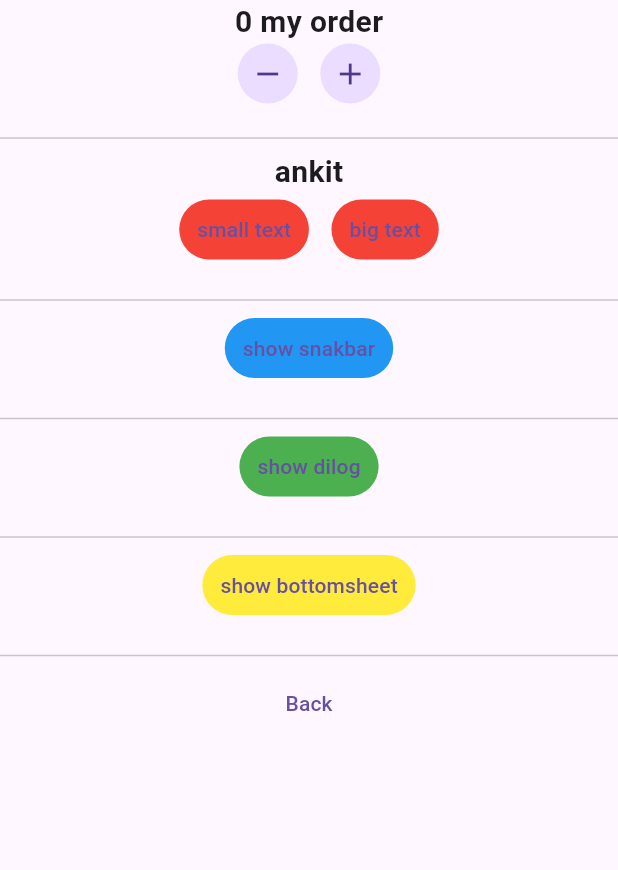
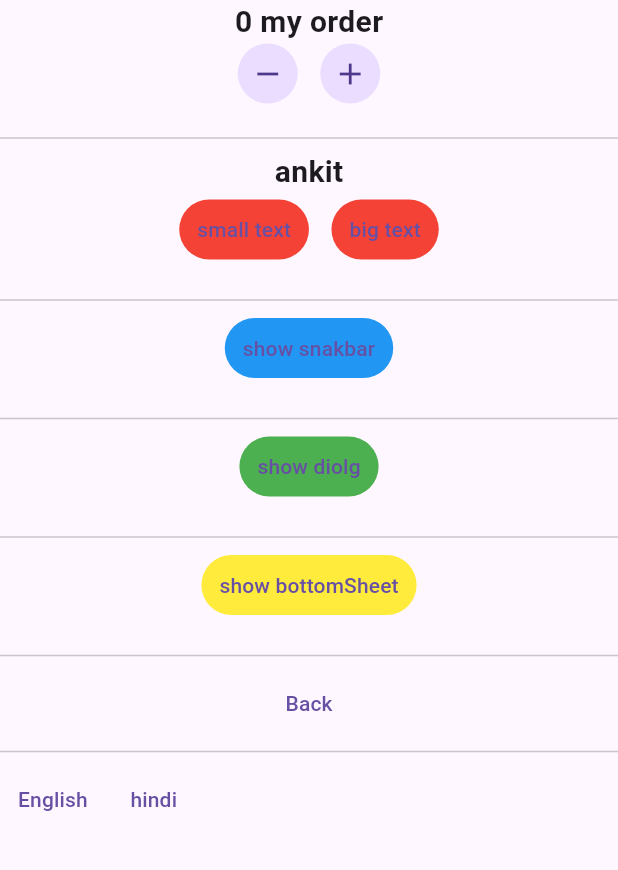
Before and after one commit to ankitjaat007/getX_todo, a Flutter app: the screen it shows after launch, after a tap on "Home Screen", on a phone screen of 412 x 824 dp, the part 84-954 px from its top. Run offline on Flutter 3.47's test engine with Material 3 defaults, Android fonts, the phone set to English and light mode, and no system bars; our stand-ins replace get, shared_preferences.

Commit message:
getX change language in app

```diff
--- a/lib/controller/user_controller.dart
+++ b/lib/controller/user_controller.dart
@@ -14,5 +14,6 @@ class UserController extends GetxController {
 
   set(UserModel model) {
     _userdata.value = model;
+    update();
   }
 }
--- a/lib/main.dart
+++ b/lib/main.dart
@@ -1,10 +1,10 @@
 import 'package:flutter/material.dart';
 import 'package:get/get.dart';
+import 'package:getx_todo/res/language.dart';
 import 'package:getx_todo/utils/routes/routes.dart';
 import 'package:getx_todo/utils/routes/routes_name.dart';
-import 'package:getx_todo/view/home.dart';
+
 import 'package:getx_todo/res/sheardpraf.dart';
-import 'package:getx_todo/view/splash_screen.dart';
 
 Future<void> main() async {
   runApp(const MyApp());
@@ -18,6 +18,9 @@ class MyApp extends StatelessWidget {
   @override
   Widget build(BuildContext context) {
     return GetMaterialApp(
+      translations: Language(),
+      locale: Locale("en", "US"),
+      // fallbackLocale: Locale("en", "US"),
       title: 'Flutter Demo',
       theme: ThemeData(brightness: Brightness.light),
       darkTheme: ThemeData(brightness: Brightness.dark),
--- /dev/null
+++ b/lib/res/language.dart
@@ -0,0 +1,33 @@
+import 'package:get/get_navigation/src/root/internacionalization.dart';
+
+class Language extends Translations {
+  @override
+  Map<String, Map<String, String>> get keys => {
+        "en_US": {
+          "order": "my order",
+          "name": "ankit",
+          "msg": "how are you",
+          "smalltext": "small text",
+          "bigtext": "big text",
+          "snakbar": "show snakbar",
+          "diolg": "show diolg",
+          "bottomSheet": "show bottomSheet",
+          "back": "Back",
+          "light_mode": "Light mode",
+          "dark": "Dark mode"
+        },
+        "hi_IN": {
+          "order": "मेरे आदेश",
+          "name": "अंकित",
+          "msg": "आप कैसे हैं",
+          "smalltext": "छोटा पाठ",
+          "bigtext": "बड़ा पाठ",
+          "snakbar": "स्नैकबार दिखाएँ",
+          "diolg": "डायोलग दिखाएँ",
+          "bottomSheet": "बॉटमशीट दिखाएँ",
+          "back": "वापस",
+          "light_mode": "लाइट मोड",
+          "dark": "डार्क मोड"
+        }
+      };
+}
--- a/lib/view/home.dart
+++ b/lib/view/home.dart
@@ -7,7 +7,7 @@ class Home extends StatelessWidget {
   Home({super.key});
   // **********
   RxInt _number = 0.obs;
-  RxString _name = "ankit".obs;
+  RxString _name = "name".obs;
   // **********
 
   final name = Get.arguments["name"];
@@ -28,7 +28,7 @@ class Home extends StatelessWidget {
             // ^^^^^^^^^^^^^^
             Obx(
               () => Text(
-                "$_number my order",
+                "$_number " + "order".tr,
                 style: TextStyle(fontSize: 20, fontWeight: FontWeight.w600),
               ),
             ),
@@ -63,7 +63,7 @@ class Home extends StatelessWidget {
             // ^^^^^^^^^^^^^^
             Obx(
               () => Text(
-                "$_name",
+                "$_name".tr,
                 style: TextStyle(fontSize: 20, fontWeight: FontWeight.w600),
               ),
             ),
@@ -77,7 +77,7 @@ class Home extends StatelessWidget {
                       // _name.value.toLowerCase();
                       // _name.toLowerCase();
                     },
-                    child: Text('small text')),
+                    child: Text('smalltext'.tr)),
                 SizedBox(
                   width: 15,
                 ),
@@ -86,7 +86,7 @@ class Home extends StatelessWidget {
                     onPressed: () {
                       _name(_name.value.toUpperCase());
                     },
-                    child: Text('big text')),
+                    child: Text('bigtext'.tr)),
               ],
             ),
             SizedBox(
@@ -99,10 +99,10 @@ class Home extends StatelessWidget {
             TextButton(
                 style: TextButton.styleFrom(backgroundColor: Colors.blue),
                 onPressed: () {
-                  Get.snackbar("ankit", "message are not avelable",
+                  Get.snackbar("name", "msg".tr,
                       borderColor: Colors.amberAccent, borderWidth: 1);
                 },
-                child: Text('show snakbar')),
+                child: Text('snakbar'.tr)),
             SizedBox(
               height: 15,
             ),
@@ -114,12 +114,12 @@ class Home extends StatelessWidget {
                 style: TextButton.styleFrom(backgroundColor: Colors.green),
                 onPressed: () {
                   Get.defaultDialog(
-                      title: "ankit",
-                      middleText: "how are you",
+                      title: "name".tr,
+                      middleText: "msg".tr,
                       cancel: Icon(Icons.cancel),
                       confirm: Icon(Icons.done_all));
                 },
-                child: Text('show dilog')),
+                child: Text('diolg'.tr)),
             SizedBox(
               height: 15,
             ),
@@ -138,7 +138,7 @@ class Home extends StatelessWidget {
                               Get.changeThemeMode(ThemeMode.light);
                               await SpData.setboolTheme(SpData.themekey, true);
                             },
-                            title: Text("light mode"),
+                            title: Text("light_mode".tr),
                           ),
                           ListTile(
                             trailing: Icon(Icons.dark_mode),
@@ -146,12 +146,12 @@ class Home extends StatelessWidget {
                               Get.changeThemeMode(ThemeMode.dark);
                               await SpData.setboolTheme(SpData.themekey, false);
                             },
-                            title: Text("dark mode"),
+                            title: Text("dark".tr),
                           )
                         ],
                       ));
                 },
-                child: Text('show bottomsheet')),
+                child: Text('bottomSheet'.tr)),
             SizedBox(
               height: 15,
             ),
@@ -161,7 +161,22 @@ class Home extends StatelessWidget {
                 onPressed: () {
                   Get.back(result: {"id": "123456"});
                 },
-                child: Text("Back"))
+                child: Text("back".tr)),
+            Divider(),
+            Row(
+              children: [
+                TextButton(
+                    onPressed: () {
+                      Get.updateLocale(Locale("en", "US"));
+                    },
+                    child: Text("English")),
+                TextButton(
+                    onPressed: () {
+                      Get.updateLocale(Locale("hi", "IN"));
+                    },
+                    child: Text("hindi")),
+              ],
+            )
           ],
         ),
       ),
```
